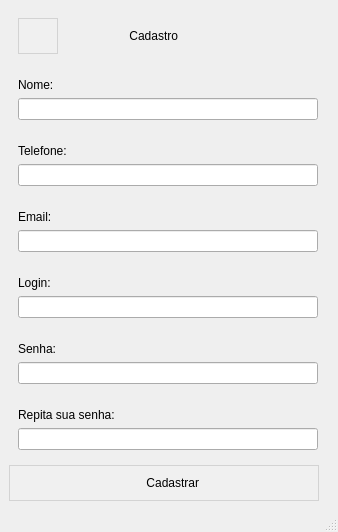
Above: TelaCadastro.ui from Gabriel534/Whatsapp before the change. Below: the same form after it.
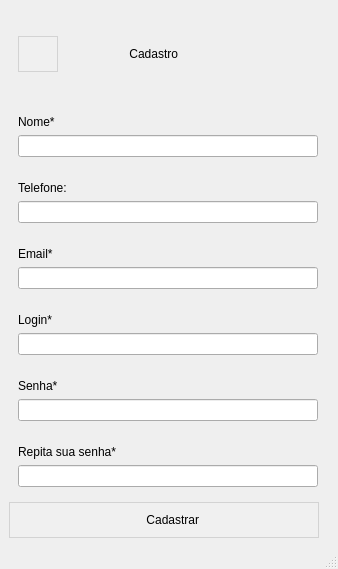
That is the form after the change.

Commit message: Aprimoramento cadastro

Patch:
```diff
--- a/TelaCadastro.ui
+++ b/TelaCadastro.ui
@@ -7,7 +7,7 @@
     <x>0</x>
     <y>0</y>
     <width>338</width>
-    <height>529</height>
+    <height>569</height>
    </rect>
   </property>
   <property name="windowTitle">
@@ -95,7 +95,7 @@
        <item>
         <widget class="QLabel" name="label_3">
          <property name="text">
-          <string>Nome:</string>
+          <string>Nome*</string>
          </property>
         </widget>
        </item>
@@ -153,7 +153,7 @@
        <item>
         <widget class="QLabel" name="label_5">
          <property name="text">
-          <string>Email:</string>
+          <string>Email*</string>
          </property>
         </widget>
        </item>
@@ -182,7 +182,7 @@
        <item>
         <widget class="QLabel" name="label_6">
          <property name="text">
-          <string>Login:</string>
+          <string>Login*</string>
          </property>
         </widget>
        </item>
@@ -211,7 +211,7 @@
        <item>
         <widget class="QLabel" name="label_8">
          <property name="text">
-          <string>Senha:</string>
+          <string>Senha*</string>
          </property>
         </widget>
        </item>
@@ -240,7 +240,7 @@
        <item>
         <widget class="QLabel" name="label_2">
          <property name="text">
-          <string>Repita sua senha:</string>
+          <string>Repita sua senha*</string>
          </property>
         </widget>
        </item>
```
Left out of the diff: 14 changed lines with no effect on the pictures. The commit also changes 9 other files.
